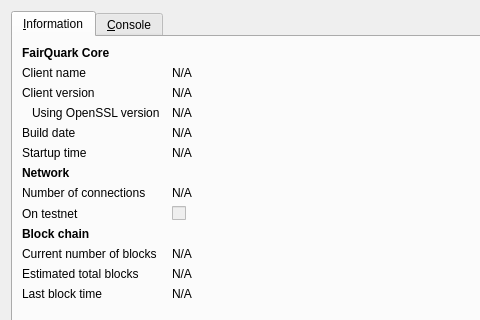
Qt form src/qt/forms/rpcconsole.ui (randomquarkdev/randomquark) before a commit; both pictures show x 0 to 480 and y 0 to 320 of the 740 by 491 pixel window.
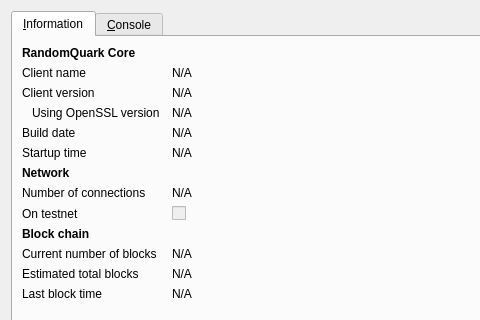
The same form after that commit. The open tabs and pages were chosen to show the change. Icons and pictures are not drawn.

Diff of the .ui file:
```diff
--- a/src/qt/forms/rpcconsole.ui
+++ b/src/qt/forms/rpcconsole.ui
@@ -36,7 +36,7 @@
           </font>
          </property>
          <property name="text">
-          <string>FairQuark Core</string>
+          <string>RandomQuark Core</string>
          </property>
         </widget>
        </item>
```
Left out of the diff: 6 changed lines with no effect on the pictures.
